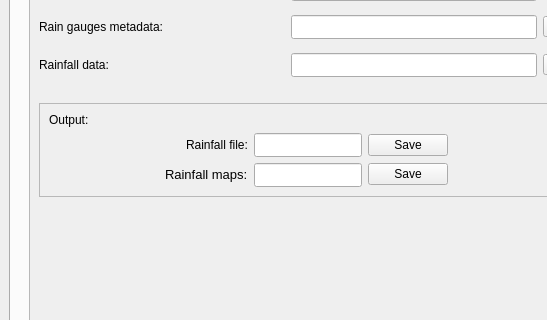
Above: hidroPixel_dialog_exec_rainfall.ui from pedmap/HidroPixel_test before the change; both pictures show x 0 to 547 and y 134 to 454 of the 628 by 601 pixel window. Below: the same form after it.
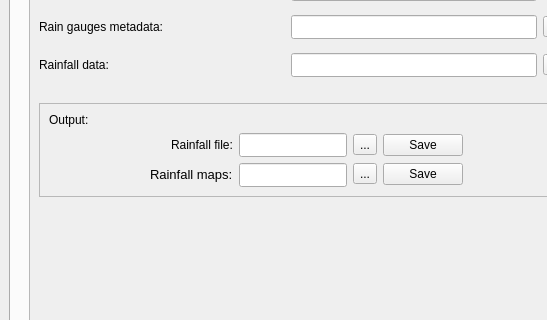
That is the form after the change. The open tabs and pages were chosen to show the change. Icons and pictures are not drawn.

Commit message: biul: creating new functionality - hidrograma_dlr and rainfall interpolation

Diff of the .ui file:
```diff
--- a/hidroPixel_dialog_exec_rainfall.ui
+++ b/hidroPixel_dialog_exec_rainfall.ui
@@ -552,8 +552,8 @@
                 <rect>
                  <x>0</x>
                  <y>0</y>
-                 <width>570</width>
-                 <height>450</height>
+                 <width>566</width>
+                 <height>441</height>
                 </rect>
                </property>
                <layout class="QGridLayout" name="gridLayout_36">
@@ -975,6 +975,13 @@
                         <layout class="QVBoxLayout" name="verticalLayout_11">
                          <item>
                           <layout class="QHBoxLayout" name="horizontalLayout_16">
+                           <item>
+                            <widget class="QToolButton" name="tbtn_pg_r_4">
+                             <property name="text">
+                              <string>...</string>
+                             </property>
+                            </widget>
+                           </item>
                            <item>
                             <widget class="QPushButton" name="btn_save1_pg_ri">
                              <property name="text">
@@ -1017,6 +1024,13 @@
                          </item>
                          <item>
                           <layout class="QHBoxLayout" name="horizontalLayout_17">
+                           <item>
+                            <widget class="QToolButton" name="tbtn_pg_r_5">
+                             <property name="text">
+                              <string>...</string>
+                             </property>
+                            </widget>
+                           </item>
                            <item>
                             <widget class="QPushButton" name="pushButton">
                              <property name="text">
```
Left out of the diff: 12 changed lines with no effect on the pictures. The commit also changes 4 other files.
